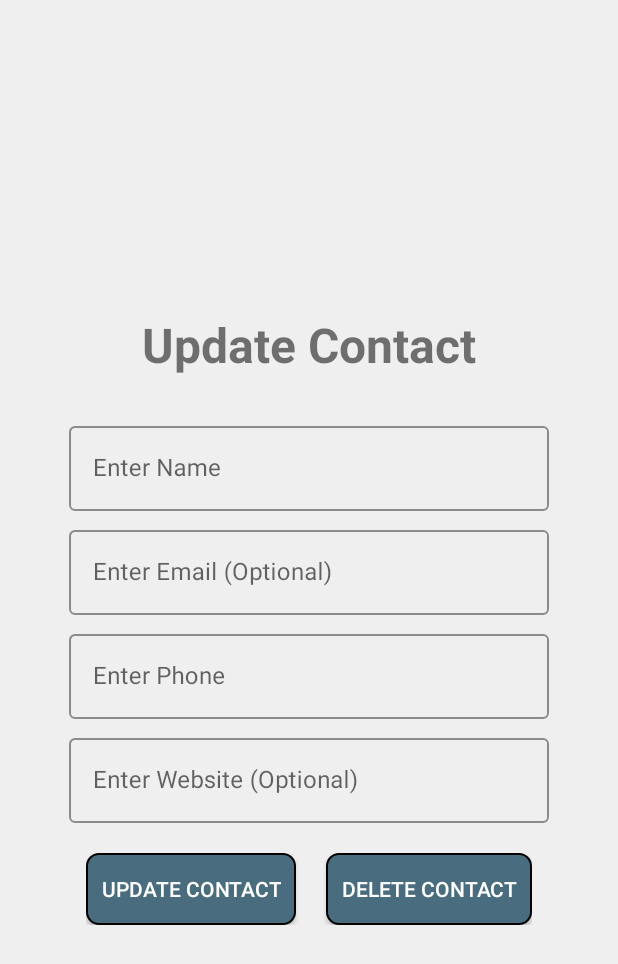
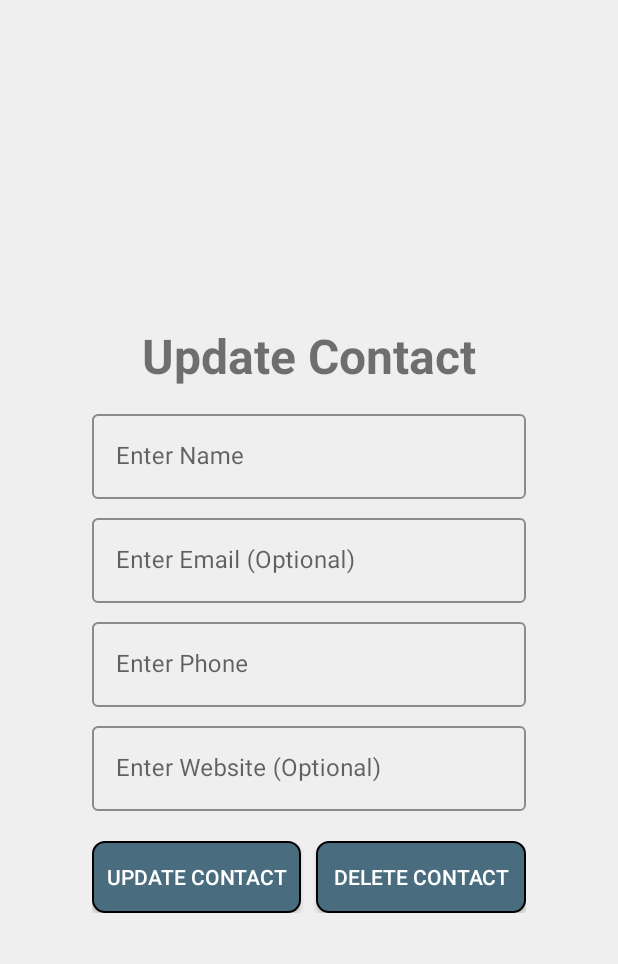
Before and after one commit to sumitpanchal18/Contact-Demo, an Android app: the UserDetailFragment screen opened through its navigation route, on a phone screen of 412 x 824 dp. Shown: the top 964 px of the screen. Run offline under Robolectric (Android 15) with nearby library versions, the phone set to English and light mode, and no system bars; our stand-ins replace Dagger/Hilt's generated code.

Commit message:
Bug Fixing

```diff
--- a/app/src/main/res/layout/fragment_add_user.xml
+++ b/app/src/main/res/layout/fragment_add_user.xml
@@ -28,7 +28,7 @@
             style="@style/Widget.MaterialComponents.TextInputLayout.OutlinedBox"
             android:layout_width="match_parent"
             android:layout_height="wrap_content"
-            android:layout_marginTop="20dp"
+            android:layout_marginTop="12dp"
             android:hint="@string/enter_name">
 
             <com.google.android.material.textfield.TextInputEditText
--- a/app/src/main/res/layout/fragment_user_detail.xml
+++ b/app/src/main/res/layout/fragment_user_detail.xml
@@ -1,12 +1,13 @@
 <?xml version="1.0" encoding="utf-8"?>
-<androidx.constraintlayout.widget.ConstraintLayout xmlns:android="http://schemas.android.com/apk/res/android"
+<androidx.constraintlayout.widget.ConstraintLayout
+    xmlns:android="http://schemas.android.com/apk/res/android"
     xmlns:app="http://schemas.android.com/apk/res-auto"
     android:layout_width="match_parent"
     android:layout_height="match_parent"
     android:background="#efefef">
 
     <LinearLayout
-        android:layout_width="wrap_content"
+        android:layout_width="320dp"
         android:layout_height="wrap_content"
         android:gravity="center"
         android:orientation="vertical"
@@ -20,7 +21,7 @@
             android:id="@+id/tvTitle"
             android:layout_width="wrap_content"
             android:layout_height="wrap_content"
-            android:layout_marginBottom="20dp"
+            android:layout_marginBottom="12dp"
             android:text="@string/update_contact"
             android:textSize="32sp"
             android:textStyle="bold" />
@@ -30,7 +31,6 @@
             style="@style/Widget.MaterialComponents.TextInputLayout.OutlinedBox"
             android:layout_width="match_parent"
             android:layout_height="wrap_content"
-            android:layout_marginTop="7dp"
             android:hint="@string/enter_name"
             app:boxStrokeColor="#1838BC"
             app:boxStrokeErrorColor="#FF0000">
@@ -42,7 +42,6 @@
                 android:importantForAccessibility="yes"
                 android:inputType="text" />
         </com.google.android.material.textfield.TextInputLayout>
-
 
         <com.google.android.material.textfield.TextInputLayout
             android:id="@+id/tilEmail"
@@ -61,7 +60,6 @@
                 android:importantForAccessibility="yes"
                 android:inputType="textEmailAddress" />
         </com.google.android.material.textfield.TextInputLayout>
-
 
         <com.google.android.material.textfield.TextInputLayout
             android:id="@+id/tilPhone"
@@ -84,7 +82,7 @@
         <com.google.android.material.textfield.TextInputLayout
             android:id="@+id/tilWebsite"
             style="@style/Widget.MaterialComponents.TextInputLayout.OutlinedBox"
-            android:layout_width="320dp"
+            android:layout_width="match_parent"
             android:layout_height="wrap_content"
             android:layout_marginTop="7dp"
             android:hint="@string/enter_website"
@@ -100,32 +98,33 @@
         </com.google.android.material.textfield.TextInputLayout>
 
         <LinearLayout
-            android:layout_width="wrap_content"
+            android:layout_width="match_parent"
             android:layout_height="wrap_content"
             android:layout_marginTop="20dp"
             android:orientation="horizontal">
-
 
             <androidx.appcompat.widget.AppCompatButton
                 android:id="@+id/btnUpdate"
                 android:layout_width="0dp"
                 android:layout_height="wrap_content"
+                android:layout_weight="1"
+                android:layout_marginEnd="10dp"
                 android:background="@drawable/button_bg"
                 android:text="@string/update_contact"
-                android:layout_marginEnd="20dp"
-                android:paddingHorizontal="10dp"
-                android:layout_weight="1"
+                android:paddingHorizontal="5dp"
                 android:textColor="@color/white" />
 
             <androidx.appcompat.widget.AppCompatButton
                 android:id="@+id/btnDelete"
-                android:layout_width="wrap_content"
+                android:layout_width="0dp"
                 android:layout_height="wrap_content"
-                android:paddingHorizontal="10dp"
+                android:layout_weight="1"
                 android:background="@drawable/button_bg"
                 android:text="@string/delete_contact"
+                android:paddingHorizontal="5dp"
                 android:textColor="@color/white" />
         </LinearLayout>
+
     </LinearLayout>
 
 </androidx.constraintlayout.widget.ConstraintLayout>
```
